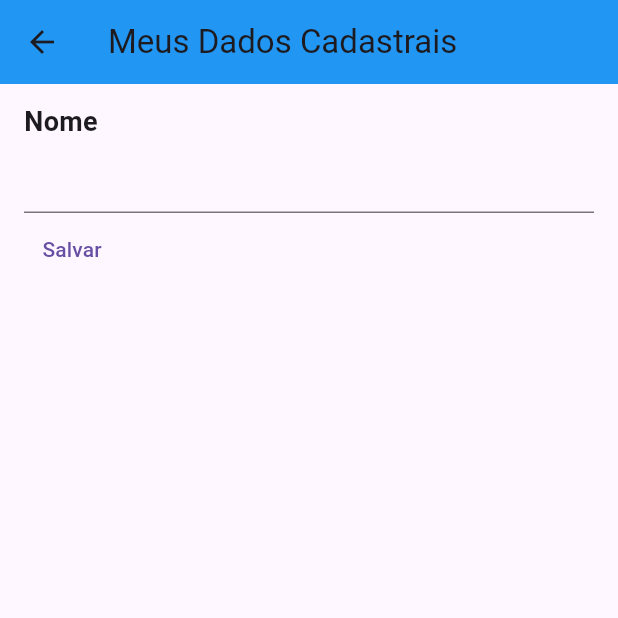
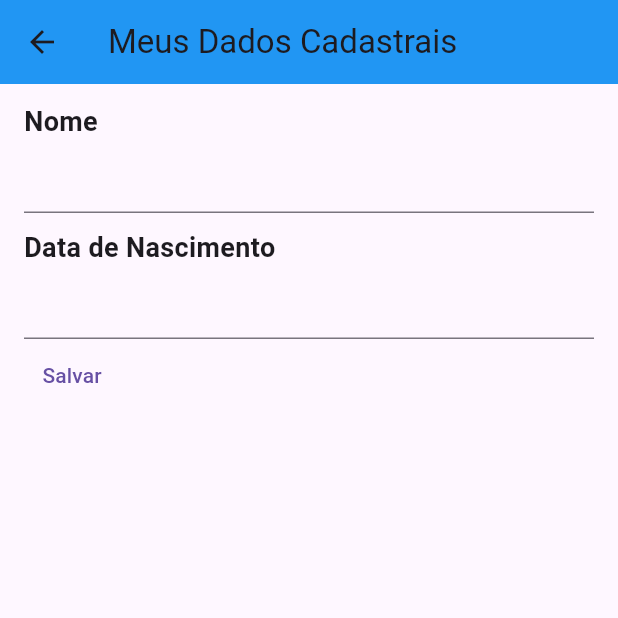
Before and after one commit to Iranlsjr/Formacao-Flutter-Specialist, a Flutter app: the DadosCadastraisPage screen opened directly, on a phone screen of 412 x 824 dp, the top half of it. Run offline on Flutter 3.47's test engine with Material 3 defaults, Android fonts, the phone set to English and light mode, and no system bars; our stand-ins replace google_fonts; network calls fail.

Commit message:
Conhecendo DataPicker

```diff
--- a/3_Navegacao_e_widgets_em_flutter/iranapp - V1.0/lib/pages/dados_cadastrais.dart
+++ b/3_Navegacao_e_widgets_em_flutter/iranapp - V1.0/lib/pages/dados_cadastrais.dart
@@ -1,4 +1,5 @@
 import 'package:flutter/material.dart';
+import 'package:iranapp/shared/widgets/text_label.dart';
 
 class DadosCadastraisPage extends StatefulWidget {
   const DadosCadastraisPage({super.key});
@@ -9,6 +10,10 @@ class DadosCadastraisPage extends StatefulWidget {
 
 class _DadosCadastraisPageState extends State<DadosCadastraisPage> {
   var nomeController = TextEditingController(text: "");
+  var dataNascimentoController = TextEditingController(text: "");
+
+  DateTime? dataNascimento;
+
 
   @override
   Widget build(BuildContext context) {
@@ -18,12 +23,34 @@ class _DadosCadastraisPageState extends State<DadosCadastraisPage> {
         padding: const EdgeInsets.symmetric(vertical: 12, horizontal: 16),
         child: Column(
           crossAxisAlignment: CrossAxisAlignment.start,
-          children: [Text("Nome", style: TextStyle(fontSize: 18, fontWeight: FontWeight.w700),),
+          children: [
+            TextLabel(texto: "Nome"),
           TextField(
             controller: nomeController,
           ),
+
+          //DATA NASCIMENTO
+          SizedBox(height: 10,),
+          TextLabel( texto: "Data de Nascimento"),
+          TextField(
+            controller: dataNascimentoController,
+            readOnly: true,
+            onTap: () async{
+              var data = await showDatePicker(context: context,
+              initialDate: DateTime(2000,1,1),
+              firstDate: DateTime(1900,5,20),
+              lastDate: DateTime(2023,10,23));
+              if (data != null){
+                dataNascimentoController.text = data.toString();
+                dataNascimento = data;
+              }
+            },
+          ),
+
+          //BOTÃO SALVAR
           TextButton(onPressed: (){
             print(nomeController.text);
+            print(dataNascimento);
           }, child: Text("Salvar"))
           ],
             ),
--- /dev/null
+++ b/3_Navegacao_e_widgets_em_flutter/iranapp - V1.0/lib/shared/widgets/text_label.dart
@@ -0,0 +1,11 @@
+import 'package:flutter/material.dart';
+
+class TextLabel extends StatelessWidget {
+  final String  texto;
+  const TextLabel({super.key, required this.texto});
+
+  @override
+  Widget build(BuildContext context) {
+    return  Text(texto, style: TextStyle(fontSize: 18, fontWeight: FontWeight.w700),);
+  }
+}
```
